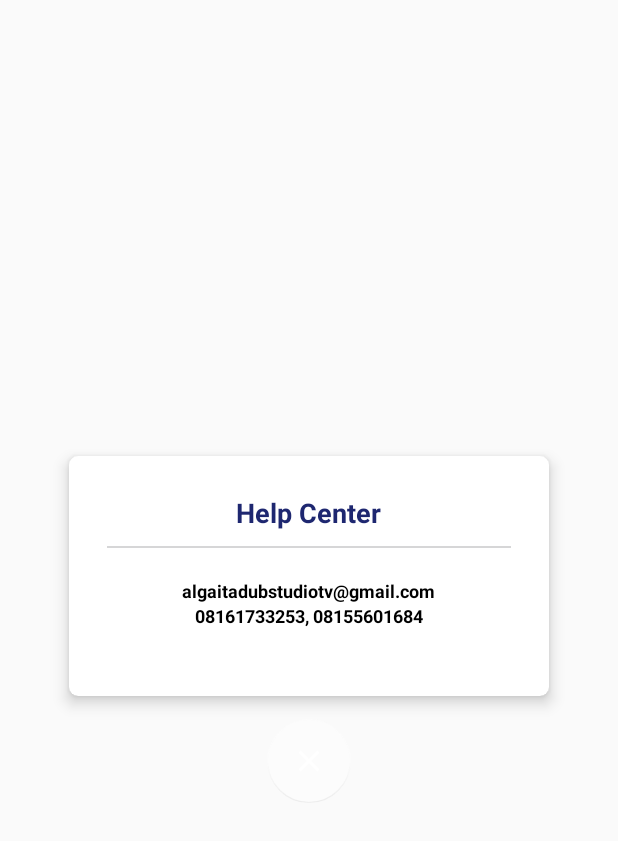
After one commit to algaitamob/Movie-box, an Android app: the layout dialog_help.xml on its own in the app's theme, with its tools: preview values and no code run, on a phone screen of 412 x 824 dp. The commit adds this screen. Shown: the top 841 px of the screen. Run offline under Robolectric (Android 15) with nearby library versions, the phone set to English and light mode, and no system bars; network calls fail.

Commit message:
FInishing Bug Fix

```diff
--- a/app/src/main/java/com/algaita/Config.java
+++ b/app/src/main/java/com/algaita/Config.java
@@ -1,8 +1,8 @@
 package com.algaita;
 
 public class Config {
-    public static String base_url = "https://serversng.com/algaita/";
-    public static String url = "https://serversng.com/algaita/api/v1/";
+    public static String base_url = "http://151.236.219.109/";
+    public static String url = "http://151.236.219.109/api/v1/";
 //    public static String file_url = base_url + "https://serversng.com/algaita/api/v1/";
     public static  String user_login = url + "user_login.php";
     public static String user_register = url + "user_register.php";
--- /dev/null
+++ b/app/src/main/res/layout/dialog_help.xml
@@ -0,0 +1,138 @@
+<?xml version="1.0" encoding="utf-8"?>
+<RelativeLayout xmlns:android="http://schemas.android.com/apk/res/android"
+    xmlns:app="http://schemas.android.com/apk/res-auto"
+    android:layout_width="match_parent"
+    android:layout_height="match_parent">
+
+    <LinearLayout
+        android:layout_width="match_parent"
+        android:layout_height="wrap_content"
+        android:layout_centerInParent="true"
+        android:gravity="center"
+        android:orientation="vertical"
+        android:paddingTop="@dimen/spacing_large">
+
+        <android.support.v7.widget.CardView
+            android:layout_width="320dp"
+            android:layout_height="0dp"
+            android:layout_margin="@dimen/spacing_large"
+            android:layout_weight="1"
+            android:visibility="visible"
+            app:cardCornerRadius="6dp"
+            app:cardElevation="6dp">
+
+            <android.support.v4.widget.NestedScrollView
+                android:layout_width="match_parent"
+                android:layout_height="wrap_content">
+
+                <LinearLayout
+                    android:layout_width="match_parent"
+                    android:layout_height="wrap_content"
+                    android:gravity="center_horizontal"
+                    android:orientation="vertical"
+                    android:padding="@dimen/spacing_large">
+
+                    <TextView
+                        android:id="@+id/name"
+                        android:layout_width="wrap_content"
+                        android:layout_height="wrap_content"
+                        android:layout_marginTop="@dimen/spacing_middle"
+                        android:gravity="center_vertical"
+                        android:text="Help Center"
+                        android:textAppearance="@style/Base.TextAppearance.AppCompat.Medium"
+                        android:textColor="@color/colorPrimary"
+                        android:textStyle="bold" />
+
+                    <View
+                        android:layout_width="match_parent"
+                        android:layout_height="1dp"
+                        android:layout_margin="@dimen/spacing_middle"
+                        android:background="@drawable/line_dash_grey_20" />
+
+                    <LinearLayout
+                        android:layout_width="match_parent"
+                        android:layout_height="wrap_content"
+                        android:orientation="vertical"
+                        android:padding="@dimen/spacing_middle">
+
+                        <LinearLayout
+                            android:layout_width="match_parent"
+                            android:layout_height="wrap_content"
+                            android:orientation="horizontal">
+
+                            <View
+                                android:layout_width="0dp"
+                                android:layout_height="0dp"
+                                android:layout_weight="1" />
+
+                        </LinearLayout>
+
+                        <LinearLayout
+                            android:gravity="center_horizontal"
+
+                            android:layout_width="match_parent"
+                            android:layout_height="wrap_content"
+                            android:orientation="vertical">
+
+
+
+
+
+                            <TextView
+                                android:layout_width="wrap_content"
+                                android:layout_height="wrap_content"
+                                android:gravity="center_vertical"
+                                android:text="algaitadubstudiotv@gmail.com"
+                                android:textSize="12sp"
+                                android:textAppearance="@style/Base.TextAppearance.AppCompat.Medium"
+                                android:textColor="@color/black"
+                                android:textStyle="bold" />
+
+                            <TextView
+                                android:layout_width="wrap_content"
+                                android:layout_height="wrap_content"
+                                android:gravity="center_vertical"
+                                android:text="08161733253, 08155601684"
+                                android:textSize="12sp"
+                                android:textAppearance="@style/Base.TextAppearance.AppCompat.Medium"
+                                android:textColor="@color/black"
+                                android:textStyle="bold" />
+                            <View
+                                android:layout_width="0dp"
+                                android:layout_height="0dp"
+                                android:layout_weight="1" />
+
+                        </LinearLayout>
+
+                    </LinearLayout>
+
+
+                    <android.support.v7.widget.CardView
+                        android:layout_width="match_parent"
+                        android:layout_height="wrap_content"
+                        android:layout_marginTop="@dimen/spacing_mlarge"
+                        app:cardBackgroundColor="@color/grey_5"
+                        app:cardCornerRadius="6dp"
+                        app:cardElevation="0dp"/>
+
+                </LinearLayout>
+
+            </android.support.v4.widget.NestedScrollView>
+
+        </android.support.v7.widget.CardView>
+
+        <android.support.design.widget.FloatingActionButton
+            android:id="@+id/fab"
+            android:layout_width="wrap_content"
+            android:layout_height="wrap_content"
+            android:layout_marginBottom="@dimen/spacing_large"
+            app:backgroundTint="@color/overlay_light_30"
+            app:elevation="0dp"
+            app:fabSize="normal"
+            app:srcCompat="@drawable/ic_close">
+
+        </android.support.design.widget.FloatingActionButton>
+
+    </LinearLayout>
+
+</RelativeLayout>
--- a/app/src/main/res/layout/item_thaters.xml
+++ b/app/src/main/res/layout/item_thaters.xml
@@ -28,10 +28,11 @@
         android:layout_width="wrap_content"
         android:layout_height="wrap_content"
         android:textSize="15sp"
+        android:paddingTop="3dp"
         android:layout_marginTop="16dp"
         android:textColor="#27292d"
         android:lineSpacingExtra="-11sp"
-        android:text=""
+        android:text="dshhdhdhdh"
         />
 
 
--- a/app/src/main/res/xml/network_security_config.xml
+++ b/app/src/main/res/xml/network_security_config.xml
@@ -1,6 +1,6 @@
 <?xml version="1.0" encoding="utf-8"?>
 <network-security-config>
     <domain-config cleartextTrafficPermitted="true">
-        <domain includeSubdomains="true">serversng.com</domain>
+        <domain includeSubdomains="true">151.236.219.109</domain>
     </domain-config>
 </network-security-config>
```
Also changed, not shown: app/src/main/java/com/algaita/activities/BaseActivity.java (+31 -0 lines), app/src/main/java/com/algaita/activities/SearchActivity.java (+4 -3 lines), app/src/main/java/com/algaita/activities/SeriesInfoActivity.java (+20 -18 lines), app/src/main/java/com/algaita/fragment/TransactionFragment.java (+48 -0 lines).
